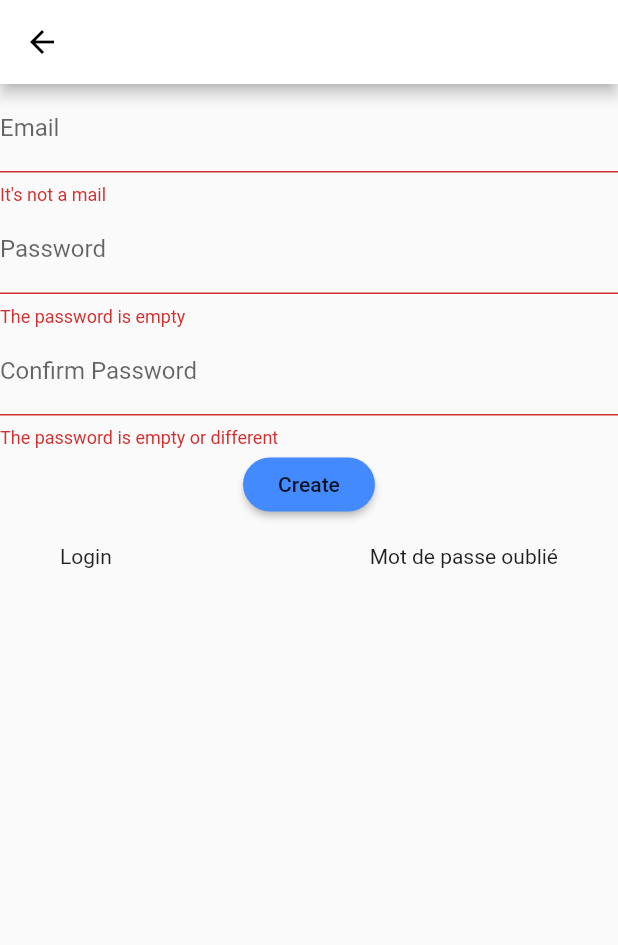
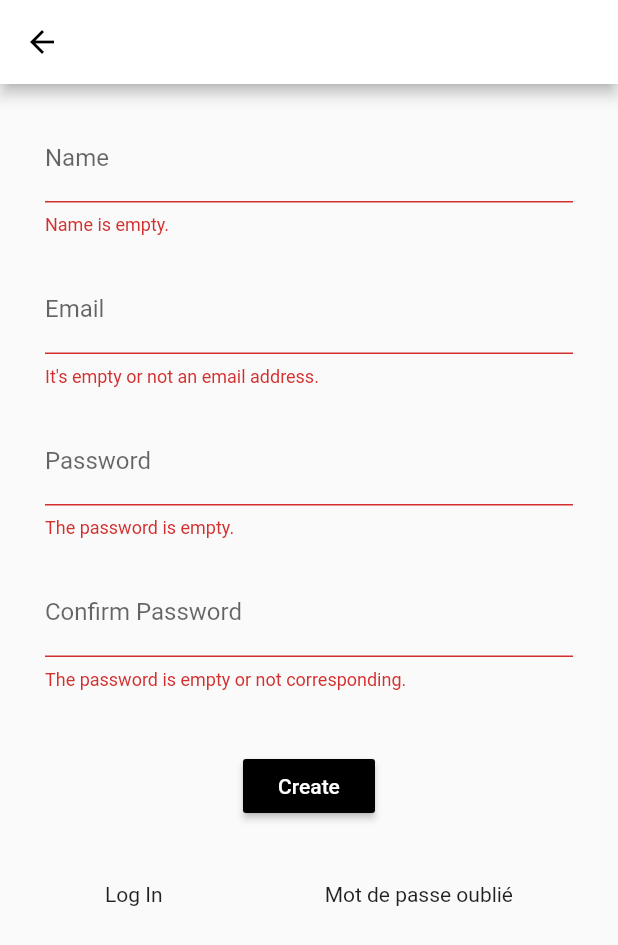
Before and after one commit to louminod/workout_planner, a Flutter app: the ConnectionPage screen opened directly, after a tap on "Connexion", after a tap on "Sign In", after a tap on "Create", on a phone screen of 412 x 824 dp. Shown: the top 945 px of the screen. Run offline on Flutter 3.47's test engine with Material 2 defaults, Android fonts, the phone set to English and light mode, and no system bars; our stand-ins replace cloud_firestore, firebase_auth, firebase_core, percent_indicator; missing offline and left inert: timeline_list; accounts and stored records are empty.

Commit message:
Modif login and signin design

```diff
--- a/lib/src/app.dart
+++ b/lib/src/app.dart
@@ -4,7 +4,7 @@ import 'package:flutter/services.dart';
 import 'package:provider/provider.dart';
 import 'package:workout_planner/src/pages/connection/connection.dart';
 import 'package:workout_planner/src/pages/home.dart';
-import 'file:///C:/Users/louis/Documents/Developpement/FLUTTER/Workspace/workout_planner/lib/src/pages/profile/profile.dart';
+import 'package:workout_planner/src/pages/profile/profile.dart';
 import 'package:workout_planner/src/pages/workout/workout.dart';
 import 'package:workout_planner/src/routes/pageRoutes.dart';
 import 'package:workout_planner/src/services/authentication_service.dart';
--- a/lib/src/pages/connection/login.dart
+++ b/lib/src/pages/connection/login.dart
@@ -26,22 +26,25 @@ class _LoginPageState extends State<LoginPage> {
     return loading
         ? Center(child: CircularProgressIndicator())
         : SingleChildScrollView(
+            child: Container(
+              margin: EdgeInsets.only(top: 20, left: 30, right: 30),
               child: Form(
                 key: _formKey,
                 child: Column(
                   children: [
                     TextFormField(
                       decoration: const InputDecoration(
-                      hintText: 'Your mail address.',
+                        hintText: 'Your email address.',
                         labelText: 'Email',
                       ),
                       validator: (String value) {
-                      return !value.contains('@') ? "It's not a mail" : null;
+                        return !value.contains('@') && !value.contains('.') ? "It's empty or not an email address." : null;
                       },
                       onChanged: (val) {
                         setState(() => email = val);
                       },
                     ),
+                    SizedBox(height: 20),
                     TextFormField(
                       decoration: const InputDecoration(
                         hintText: 'Your password',
@@ -49,29 +52,23 @@ class _LoginPageState extends State<LoginPage> {
                       ),
                       obscureText: true,
                       validator: (String value) {
-                      return value.length == 0 && value == ""
-                          ? 'The password is empty'
-                          : null;
+                        return value == "" ? 'The password is empty.' : null;
                       },
                       onChanged: (val) {
                         setState(() => password = val);
                       },
                     ),
+                    SizedBox(height: 40),
                     RaisedButton(
-                    shape: RoundedRectangleBorder(
-                      borderRadius: BorderRadius.circular(18.0),
-                    ),
-                    color: Colors.blueAccent,
-                    child: Text('Connexion'),
+                      color: Colors.black,
+                      child: Text('Connexion', style: TextStyle(color: Colors.white)),
                       onPressed: () async {
                         if (_formKey.currentState.validate()) {
                           setState(() {
                             loading = true;
                           });
 
-                        dynamic result = await AuthenticationService()
-                            .signInWithEmailAndPassword(
-                                email.replaceAll(' ', ''), password);
+                          dynamic result = await AuthenticationService().signInWithEmailAndPassword(email.replaceAll(' ', ''), password);
 
                           if (result is FullUser) {
                             setState(() {
@@ -90,10 +87,7 @@ class _LoginPageState extends State<LoginPage> {
                         }
                       },
                     ),
-                  Text(
-                    error,
-                    style: TextStyle(color: Colors.red, fontSize: 14.0),
-                  ),
+                    SizedBox(height: 40),
                     Container(
                       margin: EdgeInsets.symmetric(horizontal: 40),
                       child: Row(
@@ -110,7 +104,20 @@ class _LoginPageState extends State<LoginPage> {
                         ],
                       ),
                     ),
+                    SizedBox(height: 30),
+                    error != ""
+                        ? Container(
+                            padding: EdgeInsets.all(10),
+                            color: Colors.red,
+                            child: Text(
+                              error,
+                              style: TextStyle(color: Colors.white, fontSize: 14.0),
+                              textAlign: TextAlign.center,
+                            ),
+                          )
+                        : Container(),
                   ],
+                ),
               ),
             ),
           );
--- a/lib/src/pages/connection/signIn.dart
+++ b/lib/src/pages/connection/signIn.dart
@@ -1,6 +1,8 @@
 import 'package:flutter/material.dart';
 import 'package:workout_planner/src/models/fullUser.dart';
 import 'package:workout_planner/src/services/authentication_service.dart';
+
+import '../../app.dart';
 
 class SignInPage extends StatefulWidget {
   final Function toggleView;
@@ -16,6 +18,7 @@ class _SignInPageState extends State<SignInPage> {
   String error = '';
   bool loading = false;
 
+  String name;
   String email = '';
   String password = '';
   String password2 = '';
@@ -23,22 +26,38 @@ class _SignInPageState extends State<SignInPage> {
   @override
   Widget build(BuildContext context) {
     return SingleChildScrollView(
+      child: Container(
+        margin: EdgeInsets.only(top: 20, left: 30, right: 30),
         child: Form(
           key: _formKey,
           child: Column(
             children: [
               TextFormField(
                 decoration: const InputDecoration(
-                hintText: 'Your mail address.',
+                  hintText: 'Your name.',
+                  labelText: 'Name',
+                ),
+                validator: (String value) {
+                  return value == "" ? "Name is empty." : null;
+                },
+                onChanged: (val) {
+                  setState(() => name = val);
+                },
+              ),
+              SizedBox(height: 20),
+              TextFormField(
+                decoration: const InputDecoration(
+                  hintText: 'Your email address.',
                   labelText: 'Email',
                 ),
                 validator: (String value) {
-                return !value.contains('@') ? "It's not a mail" : null;
+                  return !value.contains('@') && !value.contains('.') ? "It's empty or not an email address." : null;
                 },
                 onChanged: (val) {
                   setState(() => email = val);
                 },
               ),
+              SizedBox(height: 20),
               TextFormField(
                 decoration: const InputDecoration(
                   hintText: 'Your password',
@@ -46,12 +65,13 @@ class _SignInPageState extends State<SignInPage> {
                 ),
                 obscureText: true,
                 validator: (String value) {
-                return value == "" ? 'The password is empty' : null;
+                  return value == "" ? 'The password is empty.' : null;
                 },
                 onChanged: (val) {
                   setState(() => password = val);
                 },
               ),
+              SizedBox(height: 20),
               TextFormField(
                 decoration: const InputDecoration(
                   hintText: 'Confirm your password',
@@ -59,56 +79,51 @@ class _SignInPageState extends State<SignInPage> {
                 ),
                 obscureText: true,
                 validator: (String value) {
-                return value == "" || value != password ? 'The password is empty or different' : null;
+                  return value == "" || value != password ? 'The password is empty or not corresponding.' : null;
                 },
                 onChanged: (val) {
                   setState(() => password2 = val);
                 },
               ),
+              SizedBox(height: 40),
               RaisedButton(
-              shape: RoundedRectangleBorder(
-                borderRadius: BorderRadius.circular(18.0),
-              ),
-              color: Colors.blueAccent,
-              child: Text('Create'),
+                color: Colors.black,
+                child: Text('Create', style: TextStyle(color: Colors.white)),
                 onPressed: () async {
                   if (_formKey.currentState.validate()) {
                     setState(() {
                       loading = true;
                     });
 
-                  UserData userData = UserData();
+                    UserData userData = UserData(name: this.name);
 
-                  dynamic result = await AuthenticationService().createUserWithEmailAndPassword(userData, email.replaceAll(' ', ''), password);
+                    dynamic result = await AuthenticationService().createUserWithEmailAndPassword(userData, email, password);
 
                     if (result is FullUser) {
                       setState(() {
                         loading = false;
                       });
+                      Navigator.push(
+                        context,
+                        MaterialPageRoute(builder: (context) => App()),
+                      );
                     } else {
                       setState(() {
                         error = result.message;
                         loading = false;
                       });
                     }
-
-                  setState(() {
-                    loading = false;
-                  });
                   }
                 },
               ),
-            Text(
-              error,
-              style: TextStyle(color: Colors.red, fontSize: 14.0),
-            ),
+              SizedBox(height: 40),
               Container(
                 margin: EdgeInsets.symmetric(horizontal: 40),
                 child: Row(
                   mainAxisAlignment: MainAxisAlignment.spaceBetween,
                   children: <Widget>[
                     InkWell(
-                    child: Text("Login"),
+                      child: Text("Log In"),
                       onTap: () => widget.toggleView(),
                     ),
                     InkWell(
@@ -118,7 +133,20 @@ class _SignInPageState extends State<SignInPage> {
                   ],
                 ),
               ),
+              SizedBox(height: 30),
+              error != ""
+                  ? Container(
+                      padding: EdgeInsets.all(10),
+                      color: Colors.red,
+                      child: Text(
+                        error,
+                        style: TextStyle(color: Colors.white, fontSize: 14.0),
+                        textAlign: TextAlign.center,
+                      ),
+                    )
+                  : Container(),
             ],
+          ),
         ),
       ),
     );
--- a/lib/src/routes/pageRoutes.dart
+++ b/lib/src/routes/pageRoutes.dart
@@ -1,6 +1,6 @@
 import 'package:workout_planner/src/pages/connection/connection.dart';
 import 'package:workout_planner/src/pages/home.dart';
-import 'file:///C:/Users/louis/Documents/Developpement/FLUTTER/Workspace/workout_planner/lib/src/pages/profile/profile.dart';
+import 'package:workout_planner/src/pages/profile/profile.dart';
 import 'package:workout_planner/src/pages/workout/workout.dart';
 
 class PageRoutes {
--- a/lib/src/services/authentication_service.dart
+++ b/lib/src/services/authentication_service.dart
@@ -17,14 +17,12 @@ class AuthenticationService {
     try {
       UserCredential userCredential = await _firebaseAuth.createUserWithEmailAndPassword(email: email, password: password);
       User user = userCredential.user;
-
       try {
         await DatabaseService(userUid: user.uid).insertUserData(userData);
         await AuthenticationService().sendEmailVerificationLink();
       } catch (error) {
         print(error);
       }
-
       return user;
     } catch (error) {
       return error;
```
Lines whose indentation alone changed are shown as unchanged.
